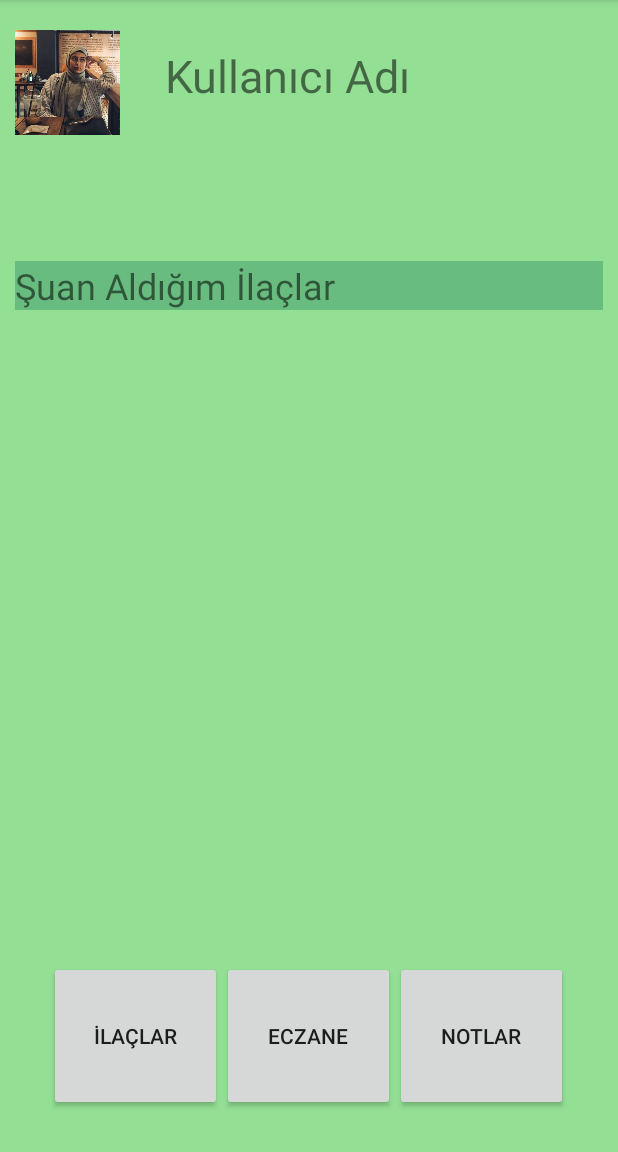
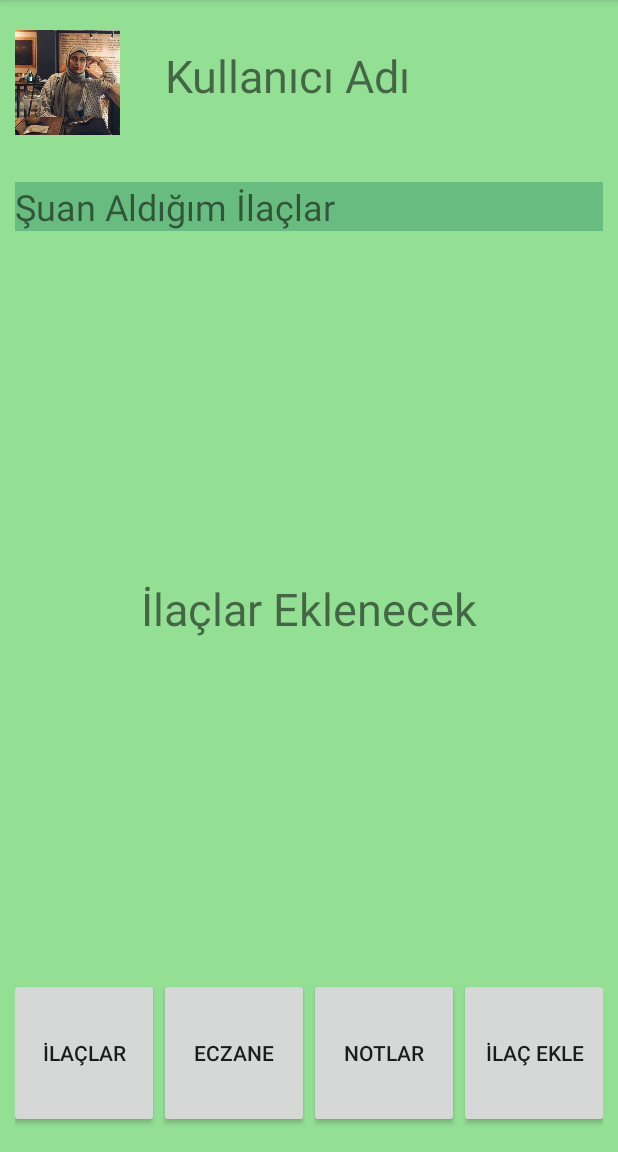
Before and after one commit to berfinson/mobilprogramlama, an Android app: the anamenuActivity screen opened directly, with no data from a screen before it, after a tap on "İLAÇLAR", on a phone screen of 412 x 824 dp, the part 84-1236 px from its top. Run offline under Robolectric (Android 15) with nearby library versions, the phone set to English and light mode, and no system bars.

Commit message:
iki method silindi

```diff
--- a/mobilproje/app/src/main/java/com/example/mobilproje/anamenuActivity.java
+++ b/mobilproje/app/src/main/java/com/example/mobilproje/anamenuActivity.java
@@ -2,7 +2,6 @@ package com.example.mobilproje;
 
 
 import android.os.Bundle;
-import android.view.View;
 
 import androidx.annotation.Nullable;
 import androidx.appcompat.app.AppCompatActivity;
@@ -14,12 +13,5 @@ public class anamenuActivity extends AppCompatActivity {
         super.onCreate(savedInstanceState);
         setContentView(R.layout.activity_anamenu);
     }
-    public void onclickGoToIlaclar(View view) {
-        setContentView(R.layout.activity_ilacmenusu);
 
-    }
-    public void onclickGoToNotlar(View view) {
-        setContentView(R.layout.activity_notlar);
-
-    }
 }
```
